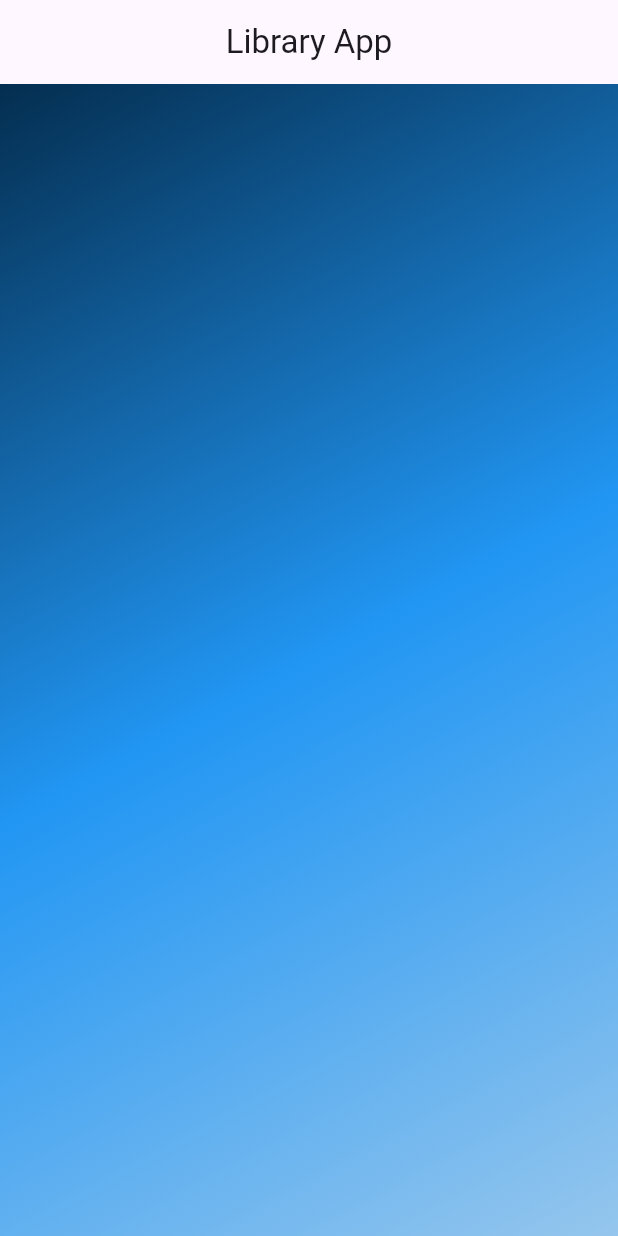
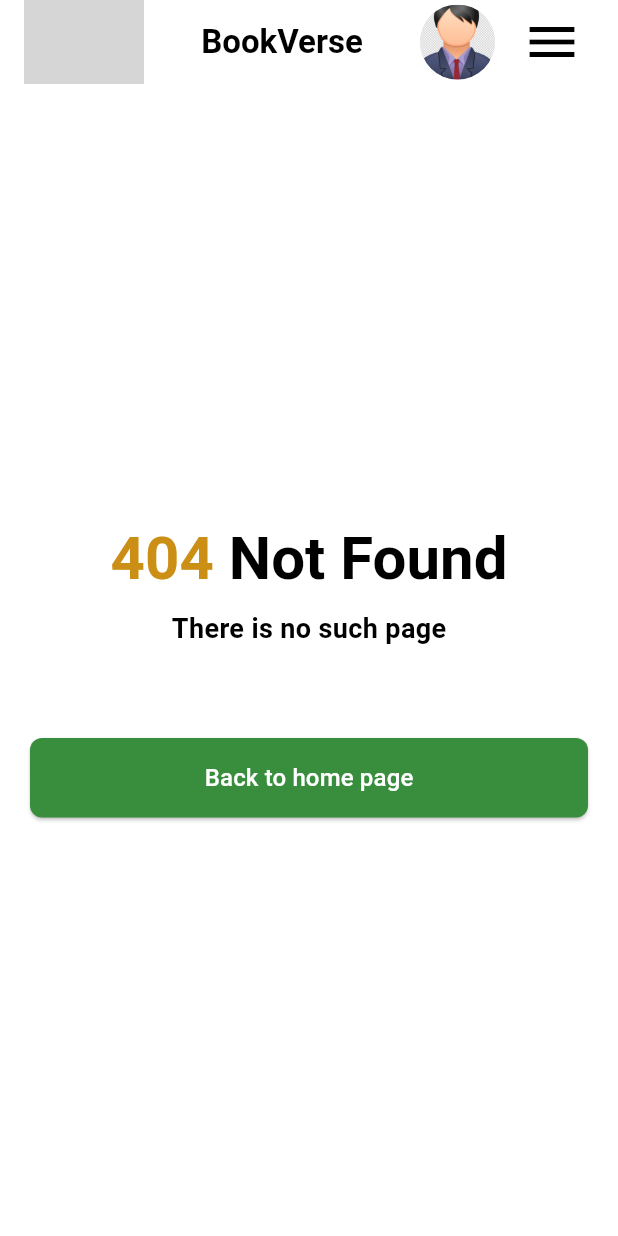
Before and after one commit to AhmedOmarG3/Library-App, a Flutter app: the screen it shows after launch, on a phone screen of 412 x 824 dp. Run offline on Flutter 3.47's test engine with Material 3 defaults, Android fonts, the phone set to English and light mode, and no system bars; grey boxes are pictures that could not be loaded.

Commit message:
Work Done

```diff
--- a/lib/main.dart
+++ b/lib/main.dart
@@ -1,5 +1,7 @@
 import 'package:flutter/material.dart';
-import 'package:library_app/presentation/views/HomeView.dart';
+import 'package:library_app/presentation/error_page.dart';
+import 'package:library_app/presentation/views/forget_password_view.dart';
+import 'package:library_app/presentation/views/login_view.dart';
 
 void main() {
   runApp(const MyApp());
@@ -11,10 +13,10 @@ class MyApp extends StatelessWidget {
   // This widget is the root of your application.
   @override
   Widget build(BuildContext context) {
-    return MaterialApp(
+    return const MaterialApp(
       debugShowCheckedModeBanner: false,
       home: Scaffold(
-        body: Homeview(),
+        body: ErrorPage(),
       ),
     );
   }
--- /dev/null
+++ b/lib/presentation/error_page.dart
@@ -0,0 +1,66 @@
+import 'package:flutter/material.dart';
+import 'package:library_app/widgets/custom_button.dart';
+import 'package:library_app/widgets/custom_header.dart';
+
+class ErrorPage extends StatelessWidget {
+  const ErrorPage({super.key});
+
+  @override
+  Widget build(BuildContext context) {
+    return SafeArea(
+      child: Scaffold(
+        backgroundColor: Colors.white,
+        appBar: const CustomHeader(),
+        body: Center(
+          child: Padding(
+            padding: const EdgeInsets.symmetric(horizontal: 20),
+            child: Column(
+              mainAxisAlignment: MainAxisAlignment.center,
+              children: [
+                RichText(
+                  text: const TextSpan(
+                    children: [
+                      TextSpan(
+                        text: "404 ",
+                        style: TextStyle(
+                          fontSize: 40,
+                          fontWeight: FontWeight.bold,
+                          color: Color.fromARGB(255, 204, 143, 21),
+                        ),
+                      ),
+                      TextSpan(
+                        text: "Not Found",
+                        style: TextStyle(
+                          fontSize: 40,
+                          fontWeight: FontWeight.bold,
+                          color: Colors.black,
+                        ),
+                      ),
+                    ],
+                  ),
+                ),
+                const SizedBox(height: 10),
+                const Text(
+                  "There is no such page",
+                  style: TextStyle(
+                    fontSize: 18,
+                    fontWeight: FontWeight.bold,
+                    color: Colors.black,
+                  ),
+                ),
+                const SizedBox(height: 60),
+                CustomButton(
+                  text: "Back to home page",
+                  color: Colors.green.shade700,
+                  onPressed: () {
+                    Navigator.pop(context);
+                  },
+                ),
+              ],
+            ),
+          ),
+        ),
+      ),
+    );
+  }
+}
--- a/lib/presentation/views/HomeView.dart
+++ /dev/null
@@ -1,28 +0,0 @@
-import 'package:flutter/material.dart';
-
-class Homeview extends StatelessWidget {
-  const Homeview({super.key});
-
-  @override
-  Widget build(BuildContext context) {
-    return SafeArea(
-      child: Scaffold(
-        appBar: AppBar(
-          centerTitle: true,
-          title: const Text('Library App'),
-        ),
-        body: Container(
-          decoration: BoxDecoration(
-              gradient: LinearGradient(
-                  begin: Alignment.topLeft,
-                  end: Alignment.bottomRight,
-                  colors: [
-                const Color.fromARGB(255, 4, 46, 80),
-                Colors.blue,
-                const Color.fromARGB(255, 149, 198, 237)
-              ])),
-        ),
-      ),
-    );
-  }
-}
--- /dev/null
+++ b/lib/widgets/custom_button.dart
@@ -0,0 +1,37 @@
+import 'package:flutter/material.dart';
+
+class CustomButton extends StatelessWidget {
+  final String text;
+  final VoidCallback onPressed;
+  final Color color;
+  final Color textColor;
+
+  const CustomButton({
+    super.key,
+    required this.text,
+    required this.onPressed,
+    this.color = Colors.blue,
+    this.textColor = Colors.white,
+  });
+
+  @override
+  Widget build(BuildContext context) {
+    return SizedBox(
+      width: double.infinity,
+      child: ElevatedButton(
+        onPressed: onPressed,
+        style: ElevatedButton.styleFrom(
+          backgroundColor: color,
+          padding: const EdgeInsets.symmetric(vertical: 15),
+          shape: RoundedRectangleBorder(
+            borderRadius: BorderRadius.circular(8),
+          ),
+        ),
+        child: Text(
+          text,
+          style: TextStyle(fontSize: 16, color: textColor),
+        ),
+      ),
+    );
+  }
+}
--- /dev/null
+++ b/lib/widgets/custom_header.dart
@@ -0,0 +1,50 @@
+import 'package:flutter/material.dart';
+
+class CustomHeader extends StatelessWidget implements PreferredSizeWidget {
+  const CustomHeader({super.key});
+
+  @override
+  Widget build(BuildContext context) {
+    return AppBar(
+      backgroundColor: Colors.white,
+      elevation: 0,
+      title: Row(
+        mainAxisAlignment: MainAxisAlignment.spaceBetween,
+        children: [
+          Image.asset('assets/images/books.avif', height: 80),
+          const Text(
+            "BookVerse",
+            style: TextStyle(
+              fontSize: 22,
+              fontWeight: FontWeight.bold,
+              color: Colors.black,
+            ),
+          ),
+          Row(
+            children: [
+              const CircleAvatar(
+                backgroundImage: AssetImage('assets/images/person.png'),
+                radius: 25,
+              ),
+              const SizedBox(width: 10),
+              IconButton(
+                icon: const Icon(
+                  Icons.menu,
+                  color: Colors.black,
+                  size: 40,
+                ),
+                onPressed: () {
+                  Scaffold.of(context).openDrawer();
+                },
+              ),
+            ],
+          ),
+        ],
+      ),
+      // centerTitle: true,
+    );
+  }
+
+  @override
+  Size get preferredSize => const Size.fromHeight(70);
+}
--- a/pubspec.yaml
+++ b/pubspec.yaml
@@ -59,8 +59,8 @@ flutter:
   uses-material-design: true
 
   # To add assets to your application, add an assets section, like this:
-  # assets:
-  #   - images/a_dot_burr.jpeg
+  assets:
+    - assets/images/
   #   - images/a_dot_ham.jpeg
 
   # An image asset can refer to one or more resolution-specific "variants", see
```
Also changed, not shown: lib/presentation/views/forget_password_view.dart (added, +72 -0 lines), lib/presentation/views/login_view.dart (added, +81 -0 lines), lib/widgets/custom_text_field.dart (added, +40 -0 lines), assets/images/person.png (added), 1 other file.
